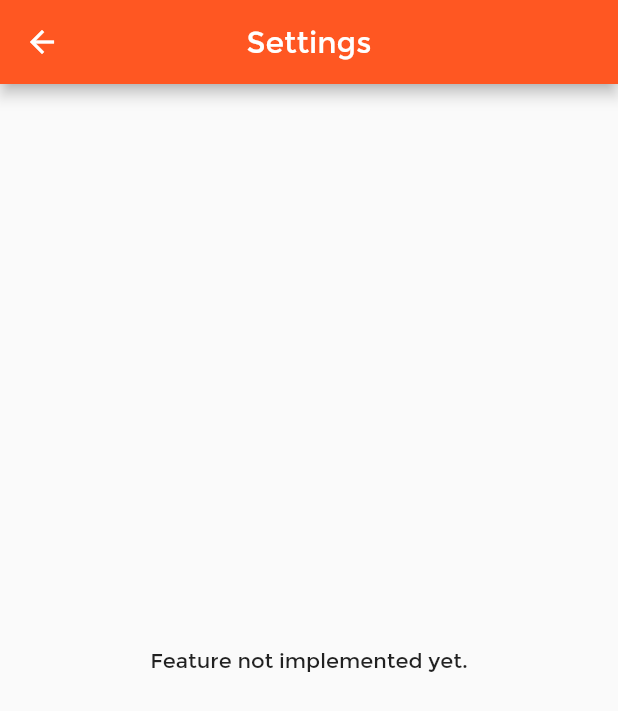
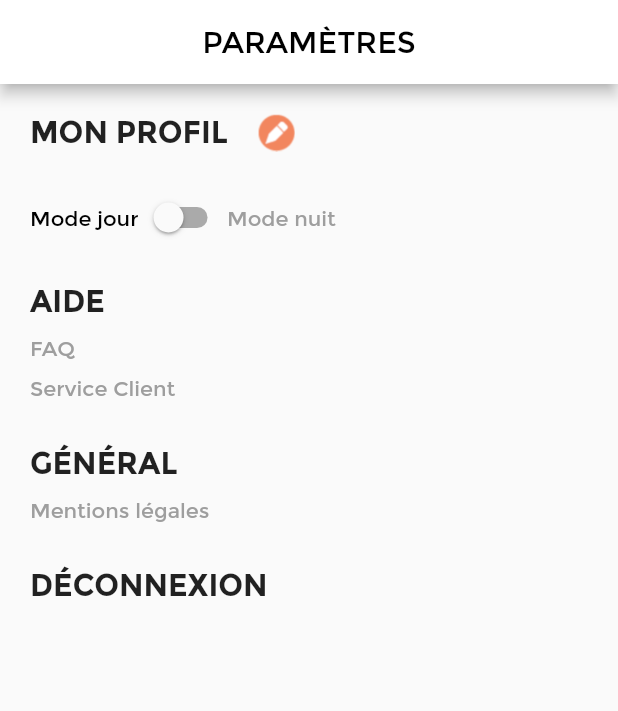
Before and after one commit to TavernierAlicia/Projet-B3_Mobile, a Flutter app: the PageSettings screen opened directly, on a phone screen of 412 x 824 dp. Shown: the top 711 px of the screen. Run offline on Flutter 3.47's test engine with Material 2 defaults, Android fonts, the phone set to English and light mode, and no system bars; our stand-ins replace geolocator, google_maps_flutter, permission_handler, shared_preferences; missing offline and left inert: dart:ffi, query_params; accounts and stored records are empty.

Commit message:
Setting PageSettings design

```diff
--- a/lib/pages/page_settings.dart
+++ b/lib/pages/page_settings.dart
@@ -1,3 +1,5 @@
+import 'dart:async';
+
 import 'package:flutter/material.dart';
 
 class PageSettings extends StatefulWidget {
@@ -9,16 +11,190 @@ class PageSettings extends StatefulWidget {
 
 class _PageSettingsState extends State<PageSettings> {
 
+  bool    _usesDarkMode = false ;
+
   @override
   Widget build(BuildContext context) {
     return Scaffold(
       appBar: AppBar(
         centerTitle: true,
-        title: Text("Settings"),
+        title: Text(
+          "Paramètres".toUpperCase(),
+          style: TextStyle(
+            color: Colors.black,
+          ),
+        ),
+        backgroundColor: Colors.white,
       ),
-      body: new Center(
-        child: Text("Feature not implemented yet."),
+      body: Padding(
+        padding: EdgeInsets.all(20),
+        child: Column(
+          crossAxisAlignment: CrossAxisAlignment.start,
+          children: <Widget>[
+            _profileButton(),
+            Padding(padding: EdgeInsets.only(top: 10, bottom: 10),),
+            _appTheme(),
+            Padding(padding: EdgeInsets.only(top: 10, bottom: 10),),
+            _helpSection(),
+            Padding(padding: EdgeInsets.only(top: 15, bottom: 15),),
+            _generalSection(),
+            Padding(padding: EdgeInsets.only(top: 15, bottom: 15),),
+            _logoutButton(),
+          ],
+        ),
       ),
     );
   }
+
+  Widget    _profileButton() {
+    return InkWell(
+        onTap: (() {
+          // TODO : Go to profile
+          print("Should go to profile");
+        }),
+        child: Wrap(
+          children: <Widget>[
+            Text(
+              "Mon profil".toUpperCase(),
+              style: TextStyle(
+                fontWeight: FontWeight.bold,
+                fontSize: 20,
+              ),
+            ),
+            Padding(padding: EdgeInsets.only(left: 20),),
+            Image.asset(
+              "assets/edit.png",
+              scale: 2,
+            ),
+          ],
+        )
+    );
+  }
+
+  Widget    _appTheme() {
+    return Wrap(
+      crossAxisAlignment: WrapCrossAlignment.center,
+      children: <Widget>[
+        Text(
+          "Mode jour",
+          style: TextStyle(
+            color: (_usesDarkMode) ? Colors.grey : Colors.black,
+          ),
+        ),
+        Switch(
+          value: _usesDarkMode,
+          onChanged: ((newValue) {
+            setState(() {
+              _usesDarkMode = true ;
+              _changeAppTheme();
+            });
+          }),
+        ),
+        Text(
+          "Mode nuit",
+          style: TextStyle(
+            color: (_usesDarkMode) ? Colors.black : Colors.grey,
+          ),
+        ),
+      ],
+    );
+  }
+
+  Widget    _helpSection() {
+    return Column(
+      crossAxisAlignment: CrossAxisAlignment.start,
+      children: <Widget>[
+        Text(
+          "Aide".toUpperCase(),
+          style: TextStyle(
+            fontWeight: FontWeight.bold,
+            fontSize: 20,
+          ),
+        ),
+        Padding(padding: EdgeInsets.only(top: 5, bottom: 5),),
+        InkWell(
+          onTap: (() {
+            // TODO
+          }),
+          child: Text(
+            "FAQ",
+            style: TextStyle(
+              color: Colors.grey,
+            ),
+          ),
+        ),
+        Padding(padding: EdgeInsets.only(top: 5, bottom: 5),),
+        InkWell(
+          onTap: (() {
+            // TODO
+          }),
+          child: Text(
+            "Service Client",
+            style: TextStyle(
+              color: Colors.grey,
+            ),
+          ),
+        ),
+      ],
+    );
+  }
+
+  Widget    _generalSection() {
+    return Column(
+      crossAxisAlignment: CrossAxisAlignment.start,
+      children: <Widget>[
+        Text(
+          "Général".toUpperCase(),
+          style: TextStyle(
+            fontWeight: FontWeight.bold,
+            fontSize: 20,
+          ),
+        ),
+        Padding(padding: EdgeInsets.only(top: 5, bottom: 5),),
+        InkWell(
+          onTap: (() {
+            // TODO
+          }),
+          child: Text(
+            "Mentions légales",
+            style: TextStyle(
+              color: Colors.grey,
+            ),
+          ),
+        ),
+      ],
+    );
+  }
+
+  Widget    _logoutButton() {
+    return InkWell(
+        onTap: (() {
+          // TODO : Logout
+          print("Should logout");
+        }),
+        child: Text(
+          "Déconnexion".toUpperCase(),
+          style: TextStyle(
+            fontWeight: FontWeight.bold,
+            fontSize: 20,
+          ),
+        ),
+    );
+  }
+
+  void      _changeAppTheme() {
+    Scaffold.of(context).showSnackBar(
+      SnackBar(
+        content: Text(
+          "Désolé, cette fonctionnalité n'est pas encore disponible.",
+        ),
+        duration: Duration(seconds: 2),
+      ),
+    );
+    Timer(Duration(seconds: 2), (() {
+      setState(() {
+        _usesDarkMode = false ;
+      });
+    }));
+  }
 }
--- a/pubspec.yaml
+++ b/pubspec.yaml
@@ -68,6 +68,7 @@ flutter:
     - assets/add.png
     - assets/cb.png
     - assets/circle.png
+    - assets/edit.png
     - assets/facebook.png
     - assets/favorite_empty.png
     - assets/favorite_full.png
```
Also changed, not shown: assets/edit.png (added).
